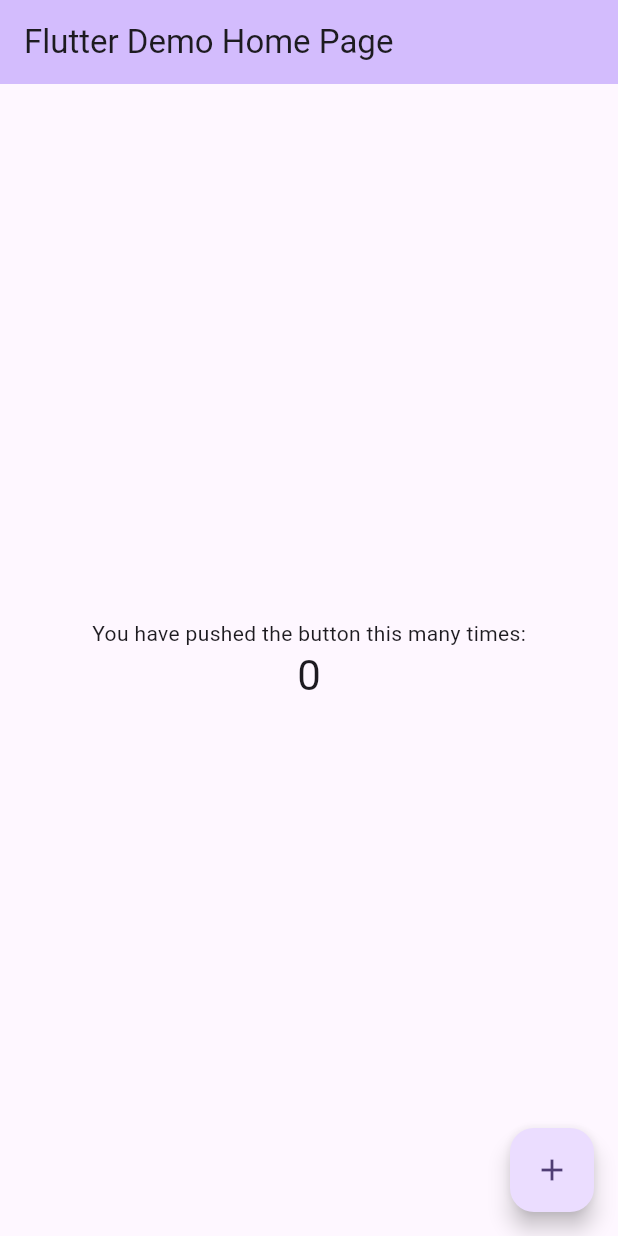
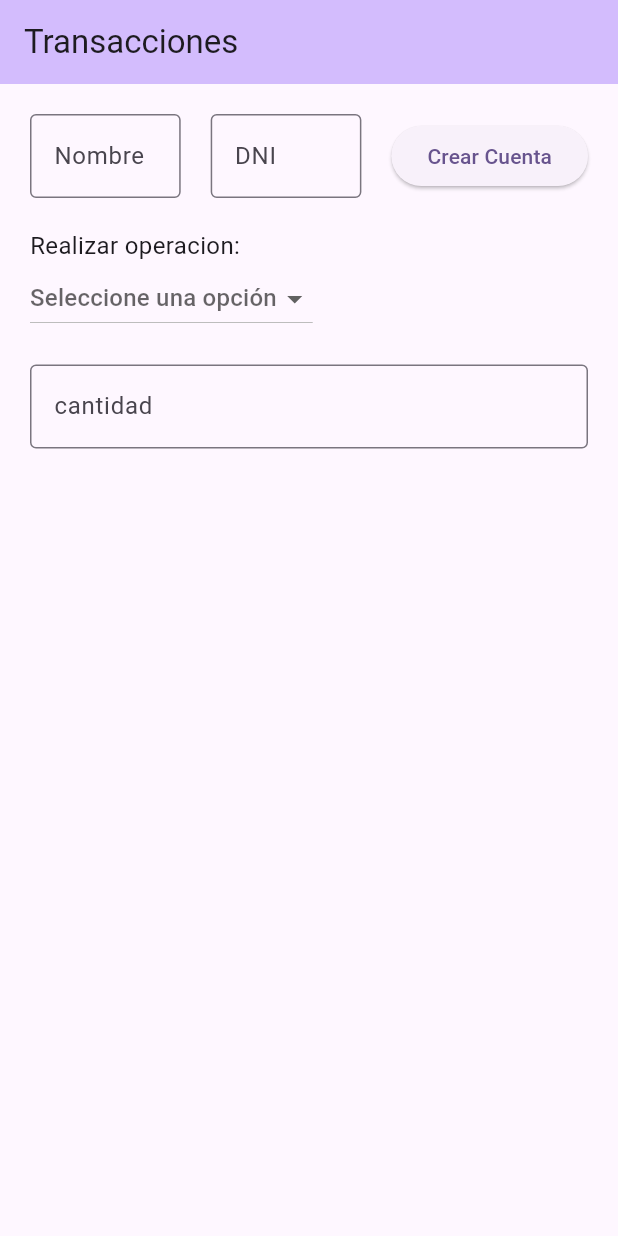
Before and after one commit to lunaanelia/DS_Practica, a Flutter app: the screen it shows after launch, on a phone screen of 412 x 824 dp. Run offline on Flutter 3.47's test engine with Material 3 defaults, Android fonts, the phone set to English and light mode, and no system bars.

Commit message:
_transaccion no tiene ndad

```diff
--- a/practica3/lib/main.dart
+++ b/practica3/lib/main.dart
@@ -1,4 +1,6 @@
 import 'package:flutter/material.dart';
+import 'package:practica3/BanckService.dart';
+import 'package:practica3/User.dart';
 
 void main() {
   runApp(const MyApp());
@@ -11,7 +13,7 @@ class MyApp extends StatelessWidget {
   @override
   Widget build(BuildContext context) {
     return MaterialApp(
-      title: 'Flutter Demo',
+      title: 'Practica 3',
       theme: ThemeData(
         // This is the theme of your application.
         //
@@ -30,7 +32,7 @@ class MyApp extends StatelessWidget {
         // tested with just a hot reload.
         colorScheme: ColorScheme.fromSeed(seedColor: Colors.deepPurple),
       ),
-      home: const MyHomePage(title: 'Flutter Demo Home Page'),
+      home: const MyHomePage(title: 'Transacciones'),
     );
   }
 }
@@ -54,18 +56,72 @@ class MyHomePage extends StatefulWidget {
 }
 
 class _MyHomePageState extends State<MyHomePage> {
-  int _counter = 0;
+  List<String> operaciones = ['Depositar', 'Retirar', 'Transferencia'];
+  List<String>? usuarios;
 
-  void _incrementCounter() {
+  String? oper;
+  String? user;
+  String? cuenta;
+  String? user2;
+  String? cuenta2;
+
+  TextEditingController nombre = TextEditingController();
+  TextEditingController dni = TextEditingController();
+  TextEditingController cantidad = TextEditingController();
+  BankService banco = BankService();
+
+  String mensaje = "";
+
+  void _crearCuenta(){
+    String n = nombre.text;
+    String d = dni.text;
     setState(() {
-      // This call to setState tells the Flutter framework that something has
-      // changed in this State, which causes it to rerun the build method below
-      // so that the display can reflect the updated values. If we changed
-      // _counter without calling setState(), then the build method would not be
-      // called again, and so nothing would appear to happen.
-      _counter++;
+      if(n.isEmpty || d.isEmpty){
+        mensaje = "Hay campos vacios, no se ha podido crear la cuenta";
+      }else{
+        banco.createAccount(d, n);
+        usuarios = banco.getUsers();    // REVISAR PARA QUE SALGA BIEN
+        mensaje = "Cuenta creada";
+      }
     });
   }
+
+  void _transaccion(){
+    double c = cantidad.text;
+    setState(() {
+      if (c.isEmpty){
+        mensaje = " Debe ingresar una cantidad";
+      }
+      else if(user==null || cuenta == null){
+        mensaje = " Debes seleccionar un usuario y una cuenta";
+      }
+      else{
+        if (oper == 'Depositar'){
+          banco.deposit(user!, c);
+        }else if(oper == "Retirar"){
+         // quitar dinero
+          mensaje = "retirar";
+        }
+        else if (oper == null){
+          mensaje = "Debes seleccionar una operacion";
+        }else{
+          if(user==null || cuenta == null){
+            mensaje = " Debes seleccionar un usuario y una cuenta";
+          }
+          else{
+            // transferencia;
+            mensaje = "tradsferencia";
+          }
+        }
+      }
+    });
+  }
+
+  //@override
+  //void initState (){
+  //  super.initState();
+  //  usuarios = banco.getUsers();    // REVISARLOS PARA QUE SALGA BIEN
+ // }
 
   @override
   Widget build(BuildContext context) {
@@ -85,38 +141,79 @@ class _MyHomePageState extends State<MyHomePage> {
         // the App.build method, and use it to set our appbar title.
         title: Text(widget.title),
       ),
-      body: Center(
-        // Center is a layout widget. It takes a single child and positions it
-        // in the middle of the parent.
+      body:Padding(
+        padding: const EdgeInsets.all(20.0), // Márgenes alrededor de todo el contenido
         child: Column(
-          // Column is also a layout widget. It takes a list of children and
-          // arranges them vertically. By default, it sizes itself to fit its
-          // children horizontally, and tries to be as tall as its parent.
-          //
-          // Column has various properties to control how it sizes itself and
-          // how it positions its children. Here we use mainAxisAlignment to
-          // center the children vertically; the main axis here is the vertical
-          // axis because Columns are vertical (the cross axis would be
-          // horizontal).
-          //
-          // TRY THIS: Invoke "debug painting" (choose the "Toggle Debug Paint"
-          // action in the IDE, or press "p" in the console), to see the
-          // wireframe for each widget.
-          mainAxisAlignment: MainAxisAlignment.center,
+          mainAxisAlignment: MainAxisAlignment.start, // Alinea los elementos hacia la parte superior
+          crossAxisAlignment: CrossAxisAlignment.start, // Alinea el contenido hacia la izquierda (opcional)
           children: <Widget>[
-            const Text('You have pushed the button this many times:'),
-            Text(
-              '$_counter',
-              style: Theme.of(context).textTheme.headlineMedium,
+
+            // Crae cuneta
+            Row(
+              children: [
+                Expanded(
+                  flex: 2,
+                  child: TextField(
+                    controller: nombre,
+                    decoration: InputDecoration(
+                      labelText: 'Nombre',
+                      border: OutlineInputBorder(),
+                    ),
+                    keyboardType: TextInputType.text,
+                  ),
+                ),
+                SizedBox(width: 20),
+                Expanded(
+                  flex: 2,
+                  child: TextField(
+                    controller: dni,
+                    decoration: InputDecoration(
+                      labelText: 'DNI',
+                      border: OutlineInputBorder(),
+                    ),
+                    keyboardType: TextInputType.text,
+                  ),
+                ),
+                SizedBox(width: 20),
+                ElevatedButton(
+                  onPressed: _crearCuenta,   // cambiar lo acrear cuenta.
+                  child: Text('Crear Cuenta'),
+                ),
+              ],
             ),
+
+            SizedBox(height: 20),
+            // Realizar operaciones
+            const Text('Realizar operacion:', style: TextStyle(fontSize: 16),),
+            DropdownButton<String>(
+              value: oper,
+              hint: Text("Seleccione una opción"),
+              onChanged: (String? nuevo) {
+                setState(() {
+                  oper = nuevo;
+                });
+              },
+              items: operaciones.map<DropdownMenuItem<String>>((String value) {
+                return DropdownMenuItem<String>(
+                  value: value,
+                  child: Text(value),
+                );
+              }).toList(),
+            ),
+            SizedBox(height: 20),
+            TextField(
+              controller: cantidad,
+              decoration: InputDecoration(
+                labelText: 'cantidad',
+                border: OutlineInputBorder(),
+              ),
+              keyboardType: TextInputType.number,
+            ),
+            Text('$mensaje'),
           ],
         ),
       ),
-      floatingActionButton: FloatingActionButton(
-        onPressed: _incrementCounter,
-        tooltip: 'Increment',
-        child: const Icon(Icons.add),
-      ), // This trailing comma makes auto-formatting nicer for build methods.
+       // This trailing comma makes auto-formatting nicer for build methods.
     );
   }
 }
```
